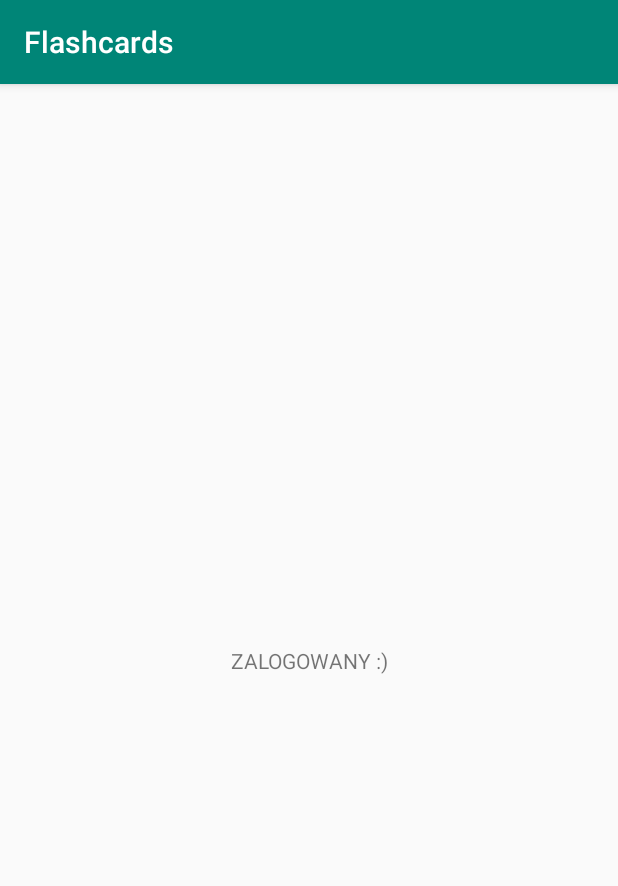
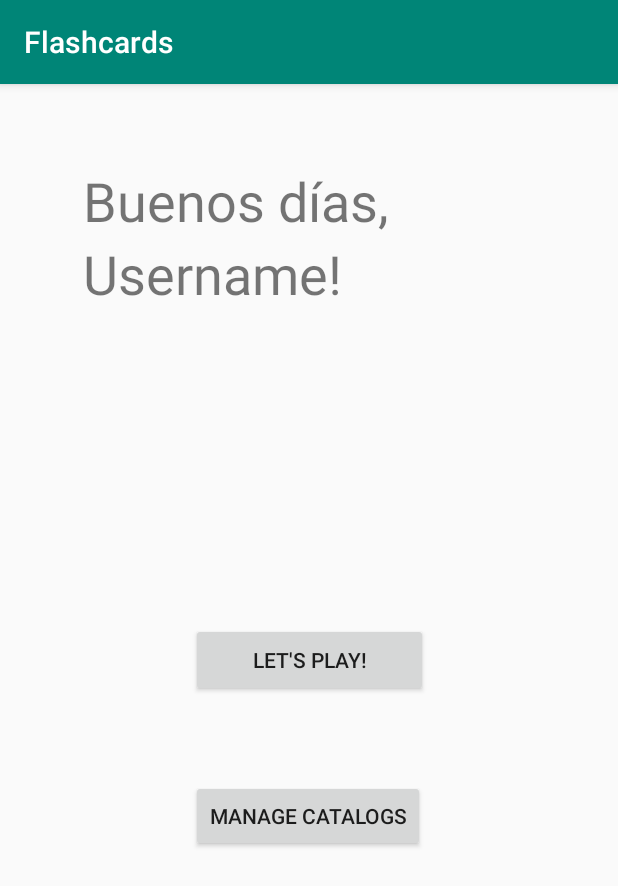
Before and after one commit to kingus/Flashcards, an Android app: the HomeActivity screen opened directly, with no data from a screen before it, on a phone screen of 412 x 824 dp. Shown: the top 886 px of the screen. Run offline under Robolectric (Android 15) with nearby library versions, the phone set to English and light mode, and no system bars.

Commit message:
login working, home layout added

```diff
--- a/app/src/main/java/com/peargrammers/flashcards/activities/authentication/HomeActivity.java
+++ b/app/src/main/java/com/peargrammers/flashcards/activities/authentication/HomeActivity.java
@@ -11,6 +11,6 @@ public class HomeActivity extends AppCompatActivity {
     @Override
     protected void onCreate(Bundle savedInstanceState) {
         super.onCreate(savedInstanceState);
-        setContentView(R.layout.activity_home);
+        setContentView(R.layout.home_activity);
     }
 }
--- /dev/null
+++ b/app/src/main/java/com/peargrammers/flashcards/repositories/management/ManagementRepository.java
@@ -0,0 +1,4 @@
+package com.peargrammers.flashcards.repositories.management;
+
+public class ManagementRepository {
+}
--- /dev/null
+++ b/app/src/main/java/com/peargrammers/flashcards/viewmodels/management/ManagmentViewModel.java
@@ -0,0 +1,4 @@
+package com.peargrammers.flashcards.viewmodels.management;
+
+public class ManagmentViewModel {
+}
--- a/app/src/main/res/layout/activity_home.xml
+++ /dev/null
@@ -1,18 +0,0 @@
-<?xml version="1.0" encoding="utf-8"?>
-<androidx.constraintlayout.widget.ConstraintLayout xmlns:android="http://schemas.android.com/apk/res/android"
-    xmlns:app="http://schemas.android.com/apk/res-auto"
-    xmlns:tools="http://schemas.android.com/tools"
-    android:layout_width="match_parent"
-    android:layout_height="match_parent"
-    tools:context=".activities.authentication.HomeActivity">
-
-    <TextView
-        android:id="@+id/textView2"
-        android:layout_width="wrap_content"
-        android:layout_height="wrap_content"
-        android:text="ZALOGOWANY :)"
-        app:layout_constraintBottom_toBottomOf="parent"
-        app:layout_constraintEnd_toEndOf="parent"
-        app:layout_constraintStart_toStartOf="parent"
-        app:layout_constraintTop_toTopOf="parent" />
-</androidx.constraintlayout.widget.ConstraintLayout>
--- /dev/null
+++ b/app/src/main/res/layout/home_activity.xml
@@ -0,0 +1,56 @@
+<?xml version="1.0" encoding="utf-8"?>
+<androidx.constraintlayout.widget.ConstraintLayout xmlns:android="http://schemas.android.com/apk/res/android"
+    xmlns:app="http://schemas.android.com/apk/res-auto"
+    xmlns:tools="http://schemas.android.com/tools"
+    android:layout_width="match_parent"
+    android:layout_height="match_parent"
+    tools:context=".activities.authentication.HomeActivity">
+
+    <TextView
+        android:id="@+id/tv_welcome"
+        android:layout_width="wrap_content"
+        android:layout_height="wrap_content"
+        android:text="Buenos días,"
+        android:textSize="36sp"
+        app:layout_constraintBottom_toBottomOf="parent"
+        app:layout_constraintEnd_toEndOf="parent"
+        app:layout_constraintHorizontal_bias="0.266"
+        app:layout_constraintStart_toStartOf="parent"
+        app:layout_constraintTop_toTopOf="parent"
+        app:layout_constraintVertical_bias="0.074" />
+
+    <TextView
+        android:id="@+id/tv_username"
+        android:layout_width="240dp"
+        android:layout_height="41dp"
+        android:text="Username!"
+        android:textSize="36sp"
+        app:layout_constraintBottom_toBottomOf="parent"
+        app:layout_constraintEnd_toEndOf="parent"
+        app:layout_constraintHorizontal_bias="0.321"
+        app:layout_constraintStart_toStartOf="parent"
+        app:layout_constraintTop_toBottomOf="@+id/tv_welcome"
+        app:layout_constraintVertical_bias="0.0" />
+
+    <Button
+        android:id="@+id/btn_play"
+        android:layout_width="158dp"
+        android:layout_height="49dp"
+        android:text="Let's play!"
+        app:layout_constraintBottom_toBottomOf="parent"
+        app:layout_constraintEnd_toEndOf="parent"
+        app:layout_constraintStart_toStartOf="parent"
+        app:layout_constraintTop_toTopOf="parent" />
+
+    <Button
+        android:id="@+id/btn_manage_catalogs"
+        android:layout_width="wrap_content"
+        android:layout_height="wrap_content"
+        android:text="Manage catalogs"
+        app:layout_constraintBottom_toBottomOf="parent"
+        app:layout_constraintEnd_toEndOf="parent"
+        app:layout_constraintHorizontal_bias="0.498"
+        app:layout_constraintStart_toStartOf="parent"
+        app:layout_constraintTop_toBottomOf="@+id/btn_play"
+        app:layout_constraintVertical_bias="0.177" />
+</androidx.constraintlayout.widget.ConstraintLayout>
```
Also changed, not shown: app/src/main/java/com/peargrammers/flashcards/activities/authentication/LoginActivity.java (+18 -12 lines), app/src/main/java/com/peargrammers/flashcards/activities/authentication/RegisterActivity.java (+4 -3 lines), app/src/main/java/com/peargrammers/flashcards/repositories/authentication/LoginRepository.java (+5 -4 lines), app/src/main/java/com/peargrammers/flashcards/viewmodels/authentication/LoginViewModel.java (+15 -10 lines).
